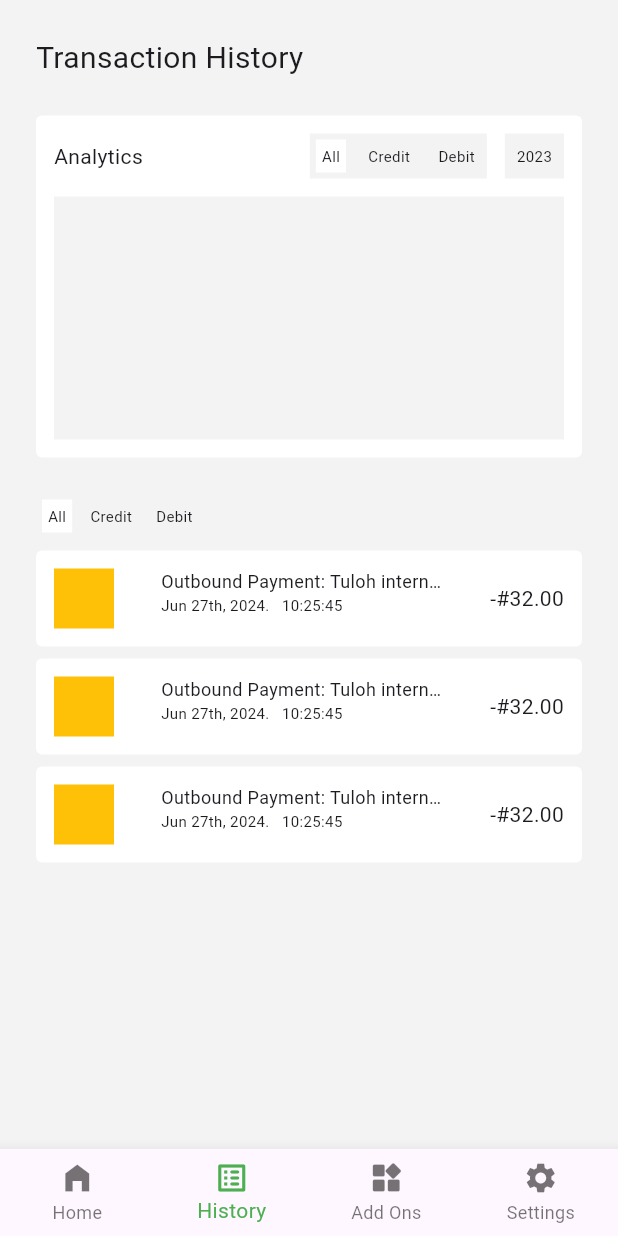
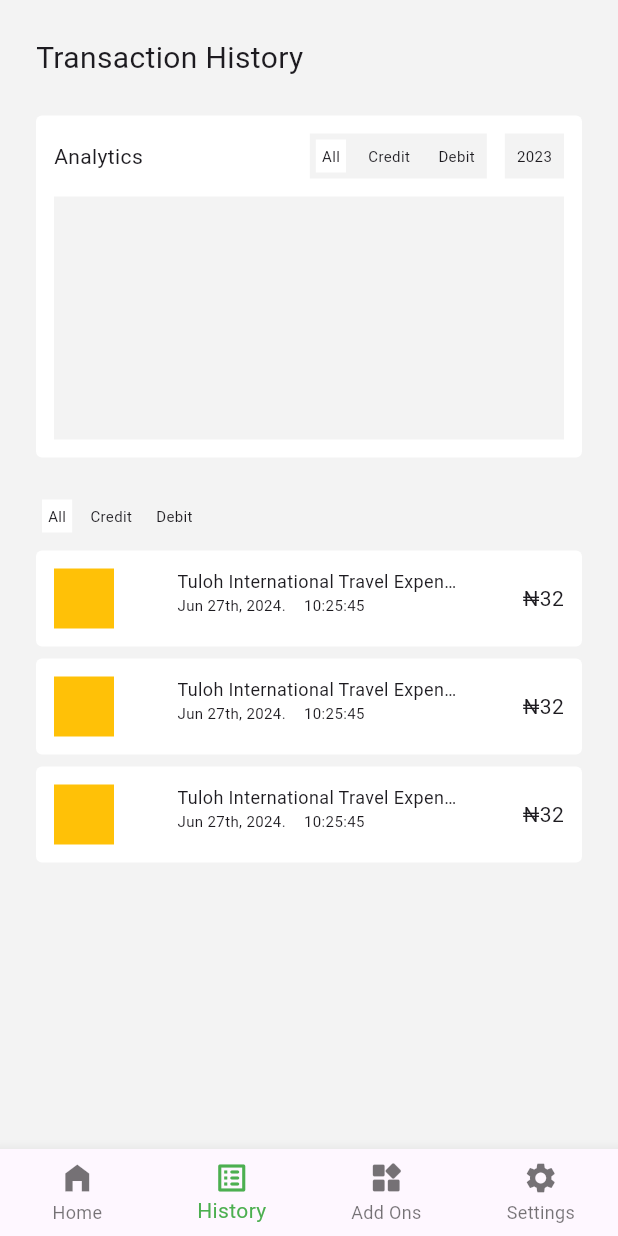
Before and after one commit to olumuyiwaa/fatherland-money, a Flutter app: the screen it shows after launch, item 2 of the bottom bar chosen, on a phone screen of 412 x 824 dp. Run offline on Flutter 3.47's test engine with Material 3 defaults, Android fonts, the phone set to English and light mode, and no system bars.

Commit message:
Refactored HomePage and TransactionLog to use CategoryCard and TransationHistoryCard widgets, added transaction list to HomePage, and updated TransationHistoryCard to accept transaction name and amount as parameters.

```diff
--- a/lib/pages/transaction_log.dart
+++ b/lib/pages/transaction_log.dart
@@ -58,9 +58,18 @@ class TransactionLog extends StatelessWidget {
         SizedBox(
           height: 8,
         ),
-        TransationHistoryCard(),
-        TransationHistoryCard(),
-        TransationHistoryCard(),
+        TransationHistoryCard(
+          transactionName: 'Tuloh International Travel Expense',
+          transactionAmount: 32,
+        ),
+        TransationHistoryCard(
+          transactionName: 'Tuloh International Travel Expense',
+          transactionAmount: 32,
+        ),
+        TransationHistoryCard(
+          transactionName: 'Tuloh International Travel Expense',
+          transactionAmount: 32,
+        ),
       ],
     );
   }
--- a/lib/utilities/transation_history_card.dart
+++ b/lib/utilities/transation_history_card.dart
@@ -1,9 +1,15 @@
 // ignore_for_file: prefer_const_constructors, prefer_const_literals_to_create_immutables
-
 import 'package:flutter/material.dart';
 
 class TransationHistoryCard extends StatelessWidget {
-  const TransationHistoryCard({super.key});
+  final String transactionName;
+  final int transactionAmount;
+
+  const TransationHistoryCard({
+    super.key,
+    required this.transactionName,
+    required this.transactionAmount,
+  });
 
   @override
   Widget build(BuildContext context) {
@@ -28,19 +34,30 @@ class TransationHistoryCard extends StatelessWidget {
                 crossAxisAlignment: CrossAxisAlignment.start,
                 children: [
                   Text(
-                    'Outbound Payment: Tuloh international travels expenses',
+                    transactionName,
                     overflow: TextOverflow.ellipsis,
                     maxLines: 1,
                     style: TextStyle(fontSize: 12, fontWeight: FontWeight.w400),
                   ),
-                  Text(
-                    'Jun 27th, 2024.   10:25:45',
-                    style: TextStyle(fontSize: 10),
+                  Row(
+                    children: [
+                      Text(
+                        'Jun 27th, 2024.',
+                        style: TextStyle(fontSize: 10),
+                      ),
+                      SizedBox(
+                        width: 12,
+                      ),
+                      Text(
+                        '10:25:45',
+                        style: TextStyle(fontSize: 10),
+                      ),
+                    ],
                   )
                 ],
               ),
             ),
-            Text('-#32.00')
+            Text("₦$transactionAmount")
           ],
         ),
       ),
```
Also changed, not shown: lib/pages/home_page.dart (+50 -103 lines), lib/utilities/category_card.dart (added, +43 -0 lines).
